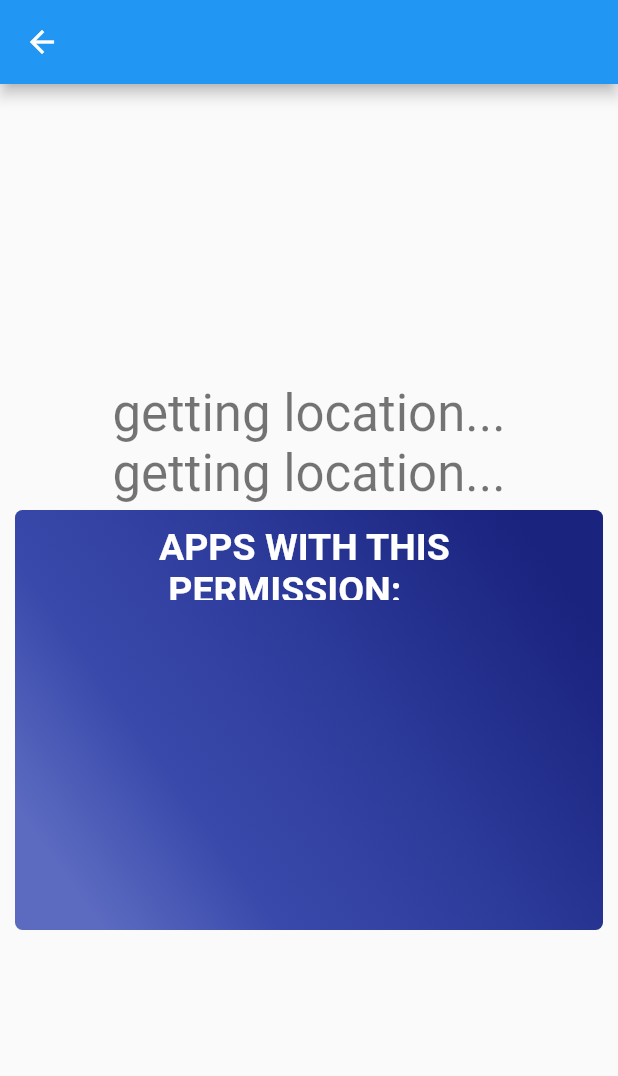
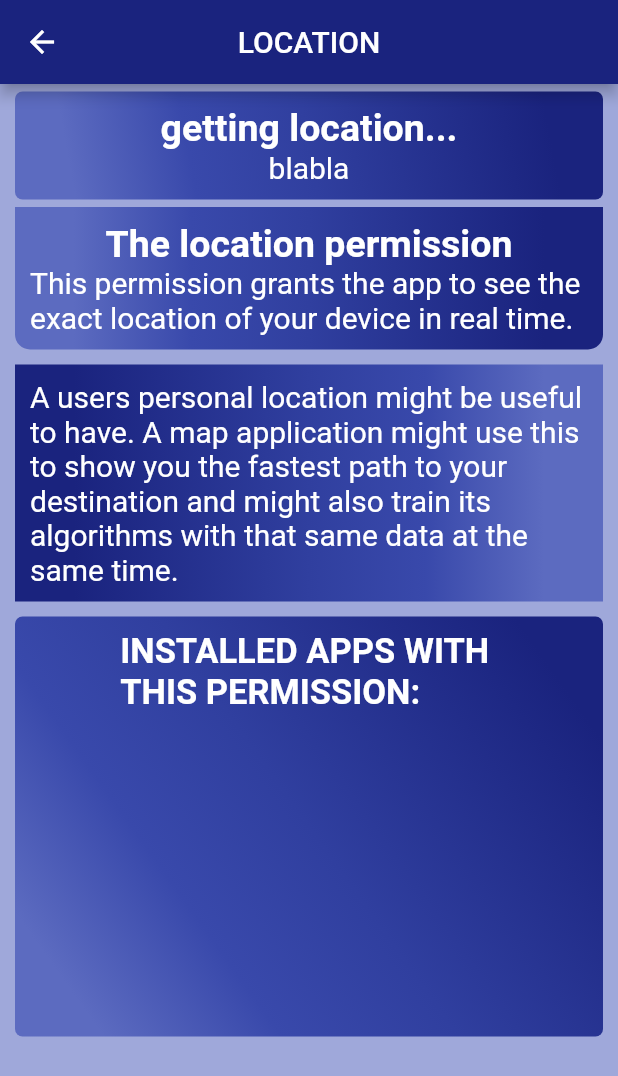
Before and after one commit to salmonMaxx/dataViz, a Flutter app: the Location screen opened directly with empty values, on a phone screen of 412 x 824 dp. Shown: the top 1076 px of the screen. Run offline on Flutter 3.47's test engine with Material 2 defaults, Android fonts, the phone set to English and light mode, and no system bars; our stand-ins replace contacts_service, location, permission_handler; missing offline and left inert: call_log, launcher_assist, photo_manager; Roboto replaces fonts that are missing (Abel-bold).

```diff
--- a/lib/main.dart
+++ b/lib/main.dart
@@ -62,7 +62,7 @@ class MyApp extends StatelessWidget {
         'feedback': (context) => FeedBack(),
 
 
-        //PERMInstalling build/app/outputs/apk/app.apk...ISSIONS
+        //PERMIISSIONS
         'activity_log': (context) => ActivityLog(),
         'audio_files': (context) => AudioFiles(),
         'calender': (context) => Calendar(),
@@ -254,6 +254,8 @@ class _MyHomePageState extends State<MyHomePage> {
         .shouldShowRequestPermissionRationale(calendarPermission);
    REQUEST STATUS
 
+   permissionsRequestCalendar   = requestPermissionFor();
+
     print('============== requesting ==============');
     permissionsRequestCalendar   = requestPermissionFor(calendarPermission);
     permissionsRequestCamera     = requestPermissionFor(cameraPermission);
--- a/lib/routes/SignupPage.dart
+++ b/lib/routes/SignupPage.dart
@@ -54,7 +54,6 @@ class SignupPageState extends State<SignupPage> {
 
   @override
   Widget build(BuildContext context) {
-    // TODO: implement build
     return new Scaffold(
       backgroundColor: Colors.pink[300],
       appBar: AppBar(
@@ -86,7 +85,7 @@ class SignupPageState extends State<SignupPage> {
                       color: Colors.transparent,
                       borderSide: const BorderSide(style: BorderStyle.none),
                       onPressed: () {
-                        Navigator.of(context).pushNamed('login');
+                        Navigator.of(context).pop();
                       },
                       child: new Text("LOGIN",
                           style: new TextStyle(
--- a/lib/routes/permissions/Contacts.dart
+++ b/lib/routes/permissions/Contacts.dart
@@ -1,11 +1,12 @@
 import 'package:flutter/material.dart';
 import 'package:contacts_service/contacts_service.dart';
+import 'package:permission_handler/permission_handler.dart';
 
 import '../PermissionTemplate.dart';
 
 class Contacts extends StatefulWidget {
   Contacts(this.whoHasContacts);
-  List<String> whoHasContacts;
+  final List<String> whoHasContacts;
   @override
   _ContactsState createState() => _ContactsState();
 }
@@ -13,8 +14,16 @@ class Contacts extends StatefulWidget {
 var template = new PermissionTemplate();
 
 class _ContactsState extends State<Contacts> {
+  PermissionStatus contactPermissionStatus;
+
   getContacts() async {
-    var contacts = await ContactsService.getContacts();
+    PermissionStatus permission = await PermissionHandler().checkPermissionStatus(PermissionGroup.contacts);
+    if(permission != PermissionStatus.granted || permission != PermissionStatus.unknown) {
+      Map<PermissionGroup,
+          PermissionStatus> requestContacts = await PermissionHandler()
+          .requestPermissions([PermissionGroup.contacts]);
+    }
+    Iterable<Contact> contacts = await ContactsService.getContacts();
     return contacts;
   }
 
--- a/lib/routes/permissions/Location.dart
+++ b/lib/routes/permissions/Location.dart
@@ -34,8 +34,15 @@ class _LocationState extends State<Location> {
   Widget build(BuildContext context) {
     _getLocation();
     return Scaffold(
-      appBar: AppBar(),
-      body: Center(
+      backgroundColor: Colors.indigo[200],
+      appBar: AppBar(
+        centerTitle: true,
+        backgroundColor: Colors.indigo[900],
+        title: const Text('LOCATION'),
+      ),
+      body: ListView(
+        children: <Widget>[
+          Container(
             child: Column(
               mainAxisAlignment: MainAxisAlignment.center,
               children: <Widget>[
@@ -43,35 +50,49 @@ class _LocationState extends State<Location> {
                   mainAxisAlignment: MainAxisAlignment.center,
                   children: <Widget>[
                     Center(
-                  child: loc?.latitude == null
-                      ? Text(
-                          'getting location...',
-                          style: Theme.of(context).textTheme.display1,
-                        )
-                      : Text(
+                      child: loc?.longitude == null
+                          ? temp.textBox(null, 'getting location...', null,
+                              'blabla', null, null)
+                          : temp.textBox(
+                              BoxDecoration(
+                                  gradient: temp.colorGradient(
+                                      Alignment.centerRight,
+                                      Alignment.centerLeft),
+                                  borderRadius: new BorderRadius.only(
+                                      topLeft: Radius.circular(10.0),
+                                      topRight: Radius.circular(10.0))),
                               // the ?.method() operator checks
-                          '${loc?.latitude}', //  if the getter (lat/lon) is null,
-                          style: Theme.of(context)
-                              .textTheme
-                              .display1, // if it is then
+                              'This devices lat/long: ',
+                              null,
+                              '${loc?.longitude}\n${loc?.latitude}',
+                              null,
+                              EdgeInsets.only(left: 10, right: 10, top: 5)
+                              // if it is then
                               //don't get value, print null
                               ),
                     ),
-                Center(
-                  child: loc?.longitude == null
-                      ? Text(
-                          'getting location...',
-                          style: Theme.of(context).textTheme.display1,
-                        )
-                      : Text(
-                          // the ?.method() operator checks
-                          '${loc?.longitude}', //  if the getter (lat/lon) is null,
-                          style: Theme.of(context)
-                              .textTheme
-                              .display1, // if it is then
-                          //don't get value, print null
+                    temp.textBox(
+                        BoxDecoration(
+                            gradient: temp.colorGradient(
+                                Alignment.centerRight, Alignment.centerLeft),
+                            borderRadius: new BorderRadius.only(
+                                bottomLeft: Radius.circular(10.0),
+                                bottomRight: Radius.circular(10.0))),
+                        "The location permission",
+                        null,
+                        "This permission grants the app to see the exact location of your device in real time.",
+                        null,
+                        EdgeInsets.only(left: 10, right: 10, bottom: 5)),
+                    temp.textBox(
+                        BoxDecoration(
+                            gradient: temp.colorGradient(
+                                Alignment.centerLeft, Alignment.centerRight),
                             ),
-                ),
+                        '',
+                        null,
+                        "A users personal location might be useful to have. A map application might use this to show you the fastest path to your destination and might also train its algorithms with that same data at the same time.",
+                        null,
+                        null),
                     temp.otherPermissionBox(null, null, widget.whoHasLocation),
                   ],
                 ),
@@ -87,6 +108,8 @@ class _LocationState extends State<Location> {
               ],
             ),
           ),
+        ],
+      ),
     );
   }
 }
--- a/lib/routes/permissions/VideoPics.dart
+++ b/lib/routes/permissions/VideoPics.dart
@@ -46,7 +46,6 @@ class _VideoPicsState extends State<VideoPics> {
   @override
   Widget build(BuildContext context) {
     Radius borderRadius = const Radius.circular(10.0);
-    List <String> theList = ["Hej", "Ho","lets go","Hej", "Ho","lets go","Hej", "Ho","lets go","Hej", "Ho","lets go",];
     return new Scaffold(
       backgroundColor: Colors.indigo[200],
       appBar: new AppBar(
@@ -119,7 +118,7 @@ class _VideoPicsState extends State<VideoPics> {
             ),
           ),
           new Container(
-            child: template.otherPermissionBox(null, null, theList),
+            child: template.otherPermissionBox(null, null, widget.whoHasVideoPics),
             ),
           ],
       ),
```
Also changed, not shown: lib/routes/MenuPage.dart (+6 -1 lines), lib/routes/PermissionTemplate.dart (+16 -18 lines), 1 other file. Lines whose indentation alone changed are shown as unchanged.
